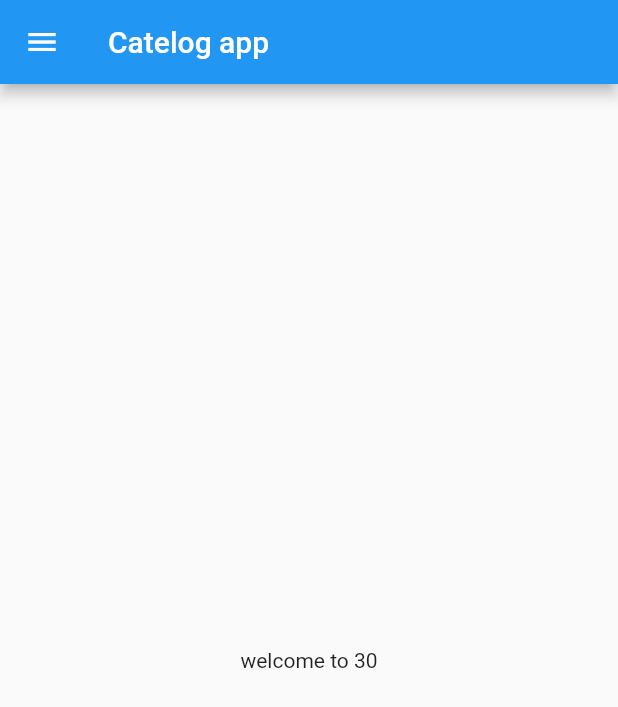
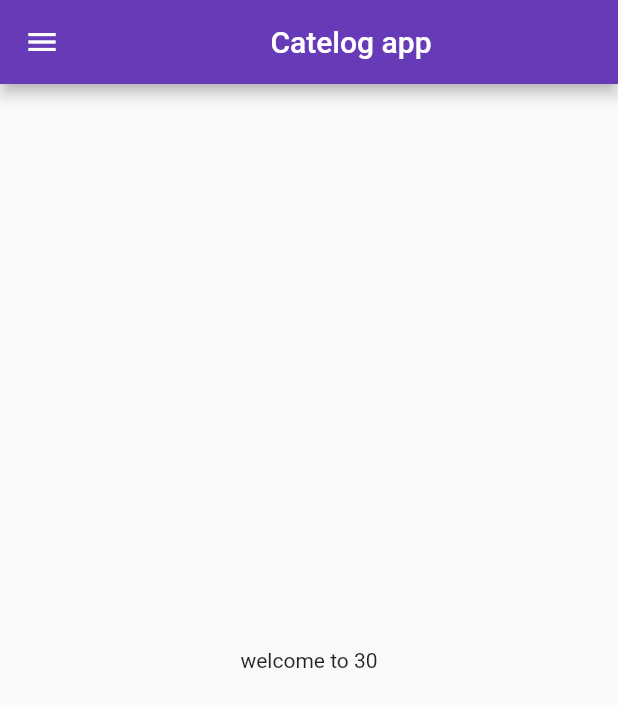
Before and after one commit to akshay-git20/30daysof_flutter, a Flutter app: the screen it shows after launch, on a phone screen of 412 x 824 dp. Shown: the top 707 px of the screen. Run offline on Flutter 3.47's test engine with Material 2 defaults, Android fonts, the phone set to English and light mode, and no system bars.

Commit message:
day 3 complete

```diff
--- a/lib/main.dart
+++ b/lib/main.dart
@@ -1,5 +1,6 @@
 import 'package:flutter/material.dart';
-import 'package:flutter_application_1/home_page.dart';
+import 'package:flutter_application_1/pages/home_page.dart';
+import 'package:flutter_application_1/pages/login_page.dart';
 
 void main(List<String> args) {
   runApp(MyApp());
@@ -12,7 +13,16 @@ class MyApp extends StatelessWidget {
   Widget build(BuildContext context) {
     int day = 30;
     return MaterialApp(
-      home: homepage(),
+      // home: homepage(),
+      themeMode: ThemeMode.light,
+      theme: ThemeData(primarySwatch: Colors.deepPurple),
+      darkTheme: ThemeData(brightness: Brightness.dark),
+      initialRoute: "/home",
+      routes: {
+        "/": (context) => LoginPage(),
+        "/home": (context) => HomePage(),
+        "/login": (context) => LoginPage()
+      },
     );
   }
 }
--- a/lib/home_page.dart
+++ b/lib/pages/home_page.dart
@@ -1,14 +1,14 @@
 import 'package:flutter/material.dart';
 
-class homepage extends StatelessWidget {
-  const homepage({super.key});
+class HomePage extends StatelessWidget {
+  const HomePage({super.key});
 
   @override
   Widget build(BuildContext context) {
     int day = 30;
     return Scaffold(
       appBar: AppBar(
-        title: Text("Catelog app"),
+        title: Center(child: Text("Catelog app")),
       ),
       body: Center(
         child: Container(
```
Also changed, not shown: lib/pages/login_page.dart (added, +20 -0 lines).
